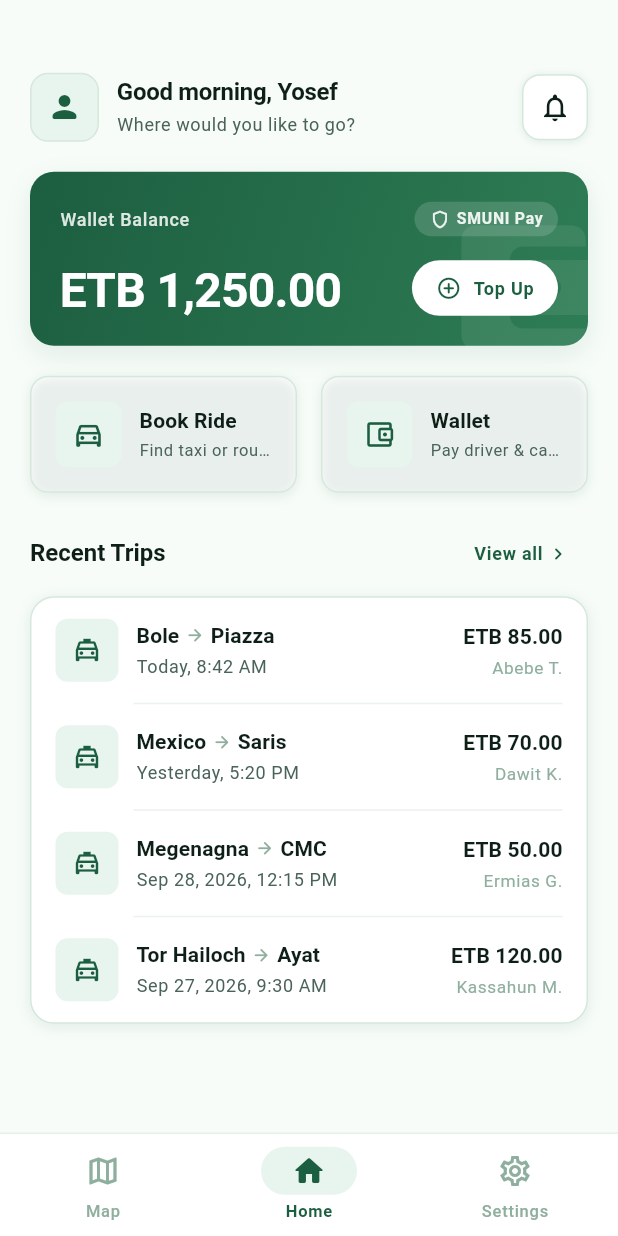
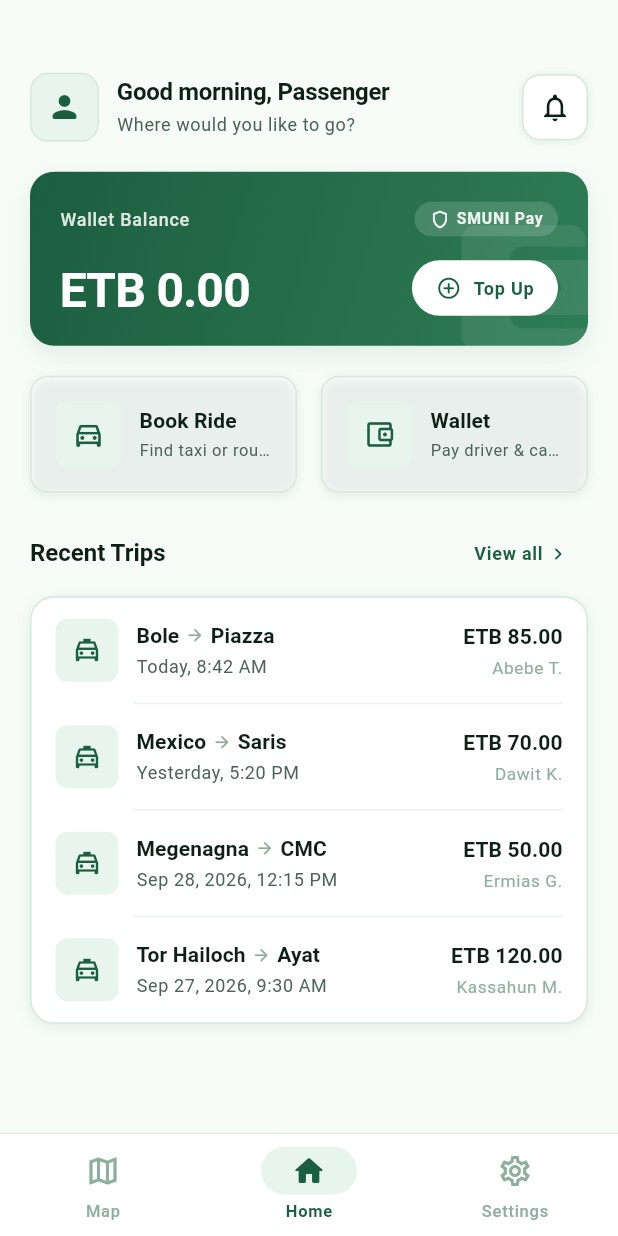
Before and after one commit to Yoseph-M/Semuni, a Flutter app: the PassengerHomeScreen screen opened by its route, on a phone screen of 412 x 824 dp. Run offline on Flutter 3.47's test engine with Material 3 defaults, Android fonts, the phone set to English and light mode, and no system bars.

Commit message:
refactor(passenger): use neutral fallbacks for name and balance

```diff
--- a/lib/features/passenger/screens/passenger_home_screen.dart
+++ b/lib/features/passenger/screens/passenger_home_screen.dart
@@ -35,8 +35,8 @@ class PassengerHomeScreen extends StatelessWidget {
   @override
   Widget build(BuildContext context) {
     final passenger = authRepository.currentPassenger;
-    final displayName = passenger?.firstName ?? 'Yosef';
-    final balance = passenger?.walletBalance ?? 1250.00;
+    final displayName = passenger?.firstName ?? 'Passenger';
+    final balance = passenger?.walletBalance ?? 0.0;
 
     return Scaffold(
       backgroundColor: AppColors.background,
```
